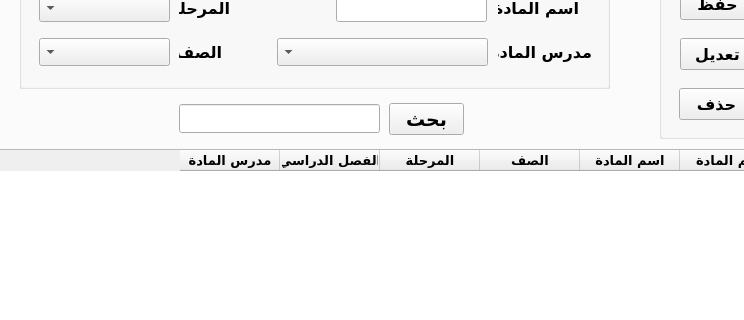
The window that school_management.ui (mostafabasuni/School-Management-System) describes before a commit, drawn with Qt 5; both pictures show x 143 to 887 and y 166 to 486 of the 1105 by 619 pixel window.
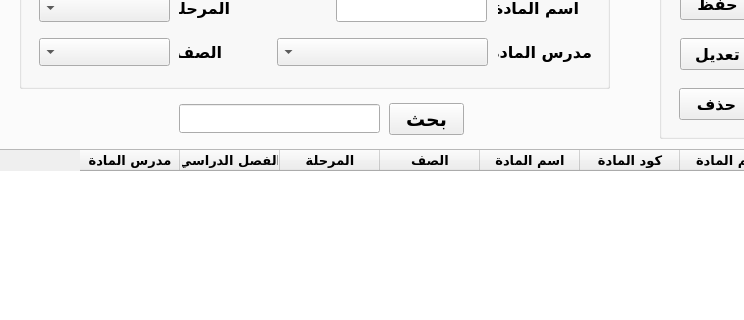
The same window after the commit. The open tabs and pages were chosen to show the change.

What changed in the file:
```diff
--- a/school_management.ui
+++ b/school_management.ui
@@ -1098,6 +1098,11 @@
        <property name="text">
         <string>رقم المادة</string>
        </property>
+      </column>
+      <column>
+       <property name="text">
+        <string>كود المادة</string>
+       </property>
        <property name="font">
         <font>
          <family>Tajawal</family>
```
